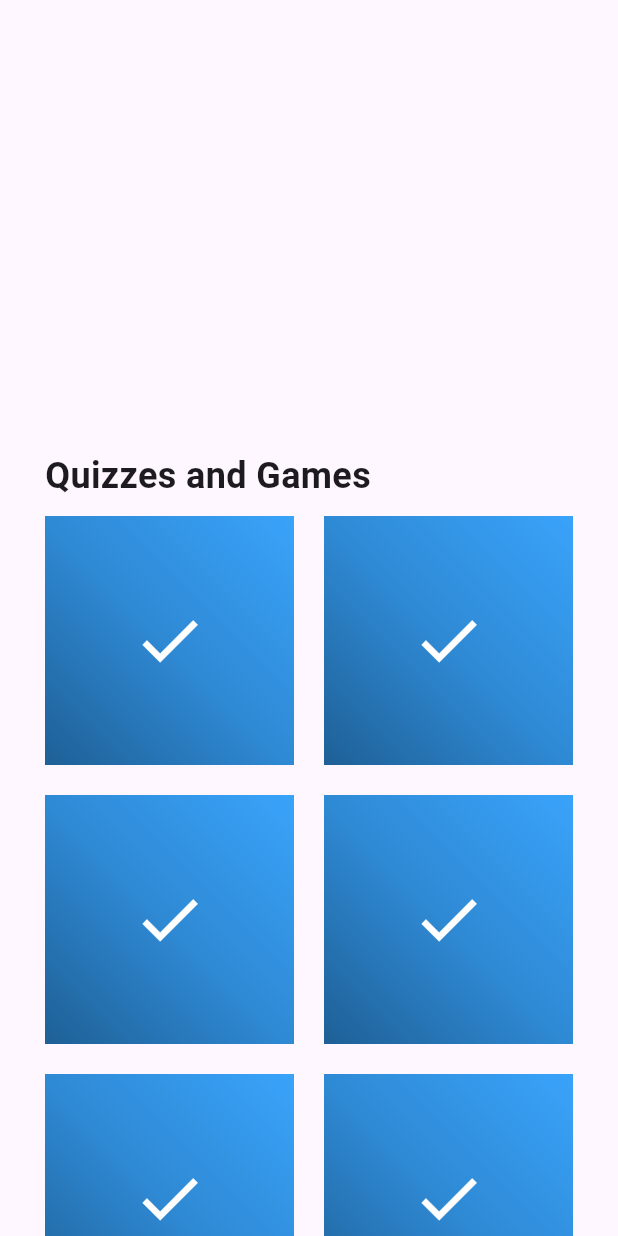
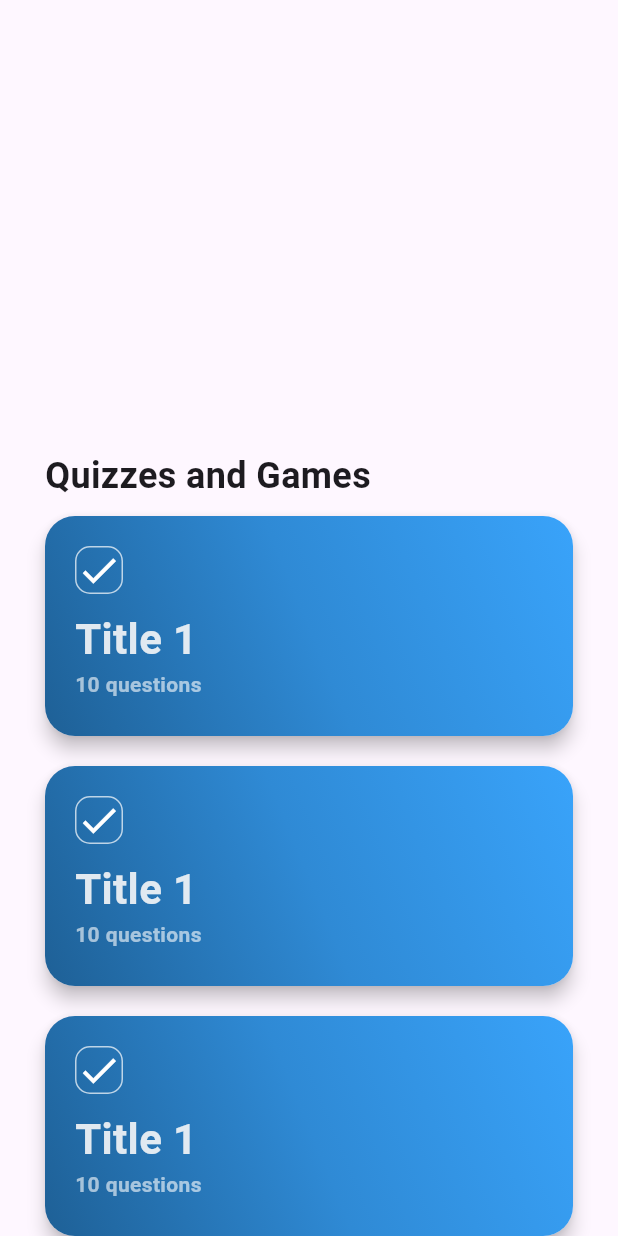
Before and after one commit to nadinnah/puffpal-usingFlutter, a Flutter app: the QuizzesGamesPage widget shown alone on an empty page, opened directly, on a phone screen of 412 x 824 dp. Run offline on Flutter 3.47's test engine with Material 3 defaults, Android fonts, the phone set to English and light mode, and no system bars; our stand-ins replace cloud_firestore, curved_navigation_bar, firebase_auth, firebase_core, firebase_messaging, flutter_dotenv and 10 more; missing offline and left inert: android_alarm_manager_plus; accounts and stored records are empty; network calls fail.

```diff
--- a/lib/views/quizzes_games_page.dart
+++ b/lib/views/quizzes_games_page.dart
@@ -24,26 +24,60 @@ class _QuizzesGamesPageState extends State<QuizzesGamesPage> {
             ),
             GridView.count(
               padding: EdgeInsets.only(top: 10),
-              crossAxisCount: 2,
+              crossAxisCount: 1,
               shrinkWrap: true,
               physics: NeverScrollableScrollPhysics(),
+              childAspectRatio: 2.4,
               crossAxisSpacing: 20,
               mainAxisSpacing: 20,
               children: List.generate(8, (index) {
-                return Container(
+                return Material(
+                  borderRadius:BorderRadius.circular(20),
+                  elevation:5,
+                  child: Container(
                     padding: EdgeInsets.all(20),
                     decoration: BoxDecoration(
                       gradient: LinearGradient(
                         begin: Alignment.topRight,
                         end: Alignment.bottomLeft,
+
                         colors: [
                           Color(0xFF39A3FA),
                           Color(0xFF2F8AD5),
                           Color(0xFF1E6096),
                         ],
+                      ),borderRadius:BorderRadius.circular(20),
+                    ),
+                    child: Column(
+                      crossAxisAlignment: CrossAxisAlignment.start,
+                      children: [
+                        Container(
+                          decoration: BoxDecoration(
+                            border: Border.all(color: Colors.white70),
+                            borderRadius: BorderRadius.circular(10),
+                          ),
+                          child: Icon(Icons.done, color: Colors.white, size: 30),
+                        ),
+                        SizedBox(height: 10),
+                        Text(
+                          'Title 1',
+                          style: TextStyle(
+                            color: Color(0xE0FBFAFA),
+                            fontSize: 28,
+                            fontWeight: FontWeight.bold,
                           ),
                         ),
-                  child: Icon(Icons.done, color: Colors.white, size: 50),
+                        Text(
+                          '10 questions',
+                          style: TextStyle(
+                            color: Colors.white60,
+                            fontSize: 14,
+                            fontWeight: FontWeight.bold,
+                          ),
+                        ),
+                      ],
+                    ),
+                  ),
                 );
               }),
             ),
```
Also changed, not shown: lib/models/quiz.dart (added, +18 -0 lines). Lines whose indentation alone changed are shown as unchanged.
